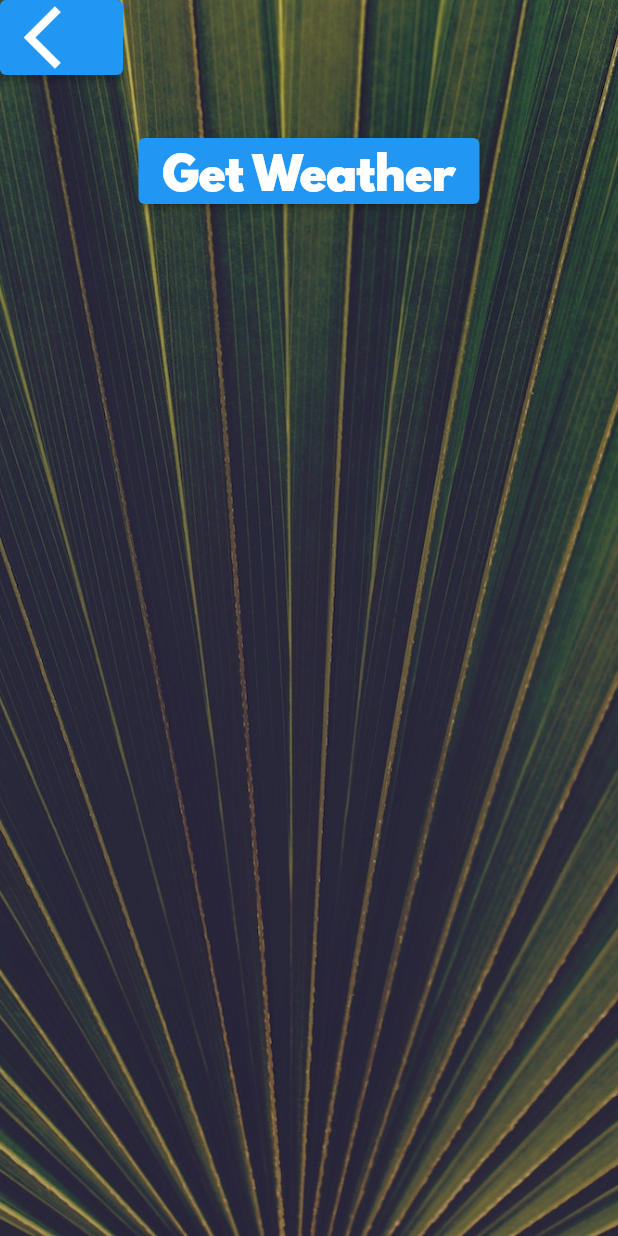
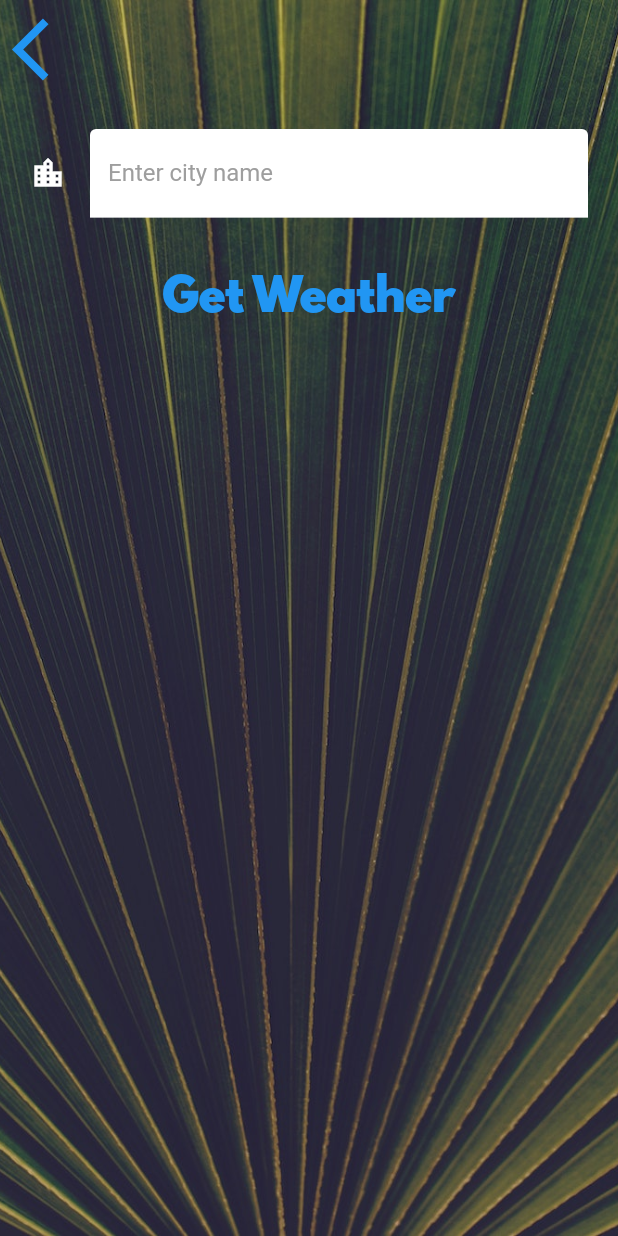
Before and after one commit to bonheurtuyi/weather, a Flutter app: the CityScreen screen opened directly, on a phone screen of 412 x 824 dp. Run offline on Flutter 3.47's test engine with Material 2 defaults, Android fonts, the phone set to English and light mode, and no system bars; our stand-ins replace flutter_spinkit, geolocator; network calls fail.

Commit message:
Get weather data based on city

```diff
--- a/lib/screens/city_screens.dart
+++ b/lib/screens/city_screens.dart
@@ -5,10 +5,11 @@ class CityScreen extends StatefulWidget {
   const CityScreen({super.key});
 
   @override
-  _CityScreenState createState() => _CityScreenState();
+  State<CityScreen> createState() => _CityScreenState();
 }
 
 class _CityScreenState extends State<CityScreen> {
+  late String cityName;
   @override
   Widget build(BuildContext context) {
     return Scaffold(
@@ -25,8 +26,10 @@ class _CityScreenState extends State<CityScreen> {
             children: <Widget>[
               Align(
                 alignment: Alignment.topLeft,
-                child: ElevatedButton(
-                  onPressed: () {},
+                child: TextButton(
+                  onPressed: () {
+                    Navigator.of(context).pop();
+                  },
                   child: const Icon(
                     Icons.arrow_back_ios,
                     size: 50.0,
@@ -35,10 +38,23 @@ class _CityScreenState extends State<CityScreen> {
               ),
               Container(
                 padding: const EdgeInsets.all(20.0),
-                child: null,
+                child: TextField(
+                  onChanged: (String value) {
+                    cityName = value;
+                  },
+                  onSubmitted: (String value) {
+                    Navigator.pop(context, cityName);
+                  },
+                  style: const TextStyle(
+                    color: Colors.black,
+                  ),
+                  decoration: kInputTextFieldDecoration,
+                ),
               ),
-              ElevatedButton(
-                onPressed: () {},
+              TextButton(
+                onPressed: () {
+                  Navigator.pop(context, cityName);
+                },
                 child: const Text(
                   'Get Weather',
                   style: kButtonTextStyle,
--- a/lib/utilities/constants.dart
+++ b/lib/utilities/constants.dart
@@ -18,3 +18,18 @@ const kButtonTextStyle = TextStyle(
 const kConditionTextStyle = TextStyle(
   fontSize: 52.0,
 );
+
+const kAPIKey = '4664e9aa8ea2efa2c4173645c9c586dc';
+const kOpenWeatherURL = 'https://api.openweathermap.org/data/2.5/weather';
+const kInputTextFieldDecoration = InputDecoration(
+  filled: true,
+  fillColor: Colors.white,
+  icon: Icon(
+    Icons.location_city,
+    color: Colors.white,
+  ),
+  labelText: 'Enter city name',
+  labelStyle: TextStyle(
+    color: Colors.grey,
+  ),
+);
```
Also changed, not shown: lib/screens/loading_screen.dart (+30 -22 lines), lib/screens/location_screen.dart (+47 -14 lines), lib/services/weather.dart (+24 -0 lines).
